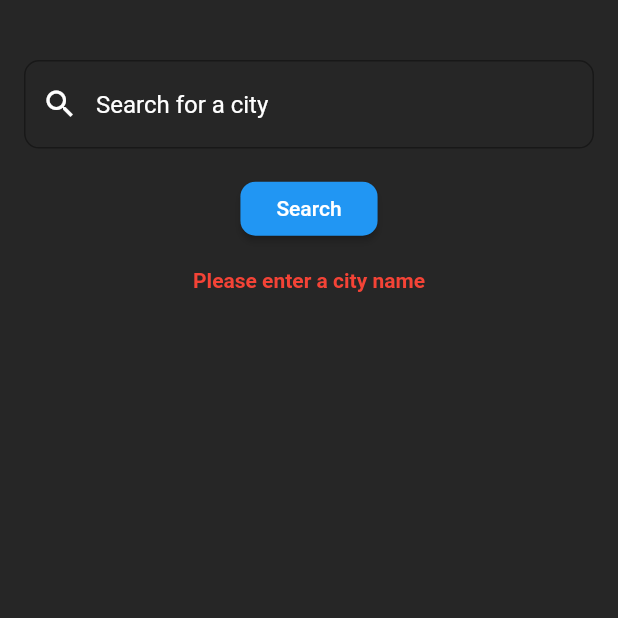
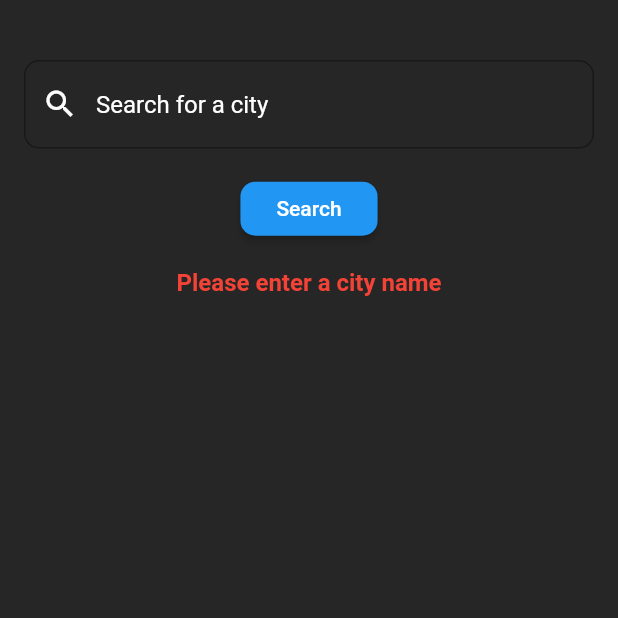
Before and after one commit to riVFerd/weather-app, a Flutter app: the screen it shows after launch, on a phone screen of 412 x 824 dp, the top half of it. Run offline on Flutter 3.47's test engine with Material 2 defaults, Android fonts, the phone set to English and light mode, and no system bars; our stand-ins replace bloc, dio, equatable, flutter_bloc.

Commit message:
improve bloc and error message

```diff
--- a/lib/bloc/weather_bloc.dart
+++ b/lib/bloc/weather_bloc.dart
@@ -1,5 +1,4 @@
 import 'package:bloc/bloc.dart';
-import 'package:dio/dio.dart';
 import 'package:equatable/equatable.dart';
 import 'package:weather_app/data/weather_repository.dart';
 import 'package:weather_app/models/weather.dart';
@@ -12,11 +11,12 @@ class WeatherBloc extends Bloc<WeatherEvent, WeatherState> {
 
   WeatherBloc({required this.weatherRepository}) : super(WeatherInitial()) {
     on<FetchWeather>((event, emit) async {
+      emit(WeatherLoading());
       try {
         final weather = await weatherRepository.getWeather(event.cityName);
         emit(WeatherLoaded(weather));
-      } catch (e) {
-        emit(WeatherError(message: e.toString()));
+      } on FormatException catch (e) {
+        emit(WeatherError(message: e.message, imageUrl: e.source));
       }
     });
   }
--- a/lib/bloc/weather_event.dart
+++ b/lib/bloc/weather_event.dart
@@ -9,9 +9,8 @@ abstract class WeatherEvent extends Equatable {
 
 class FetchWeather extends WeatherEvent {
   final String cityName;
-  final int? days;
 
-  const FetchWeather(this.cityName, {this.days});
+  const FetchWeather(this.cityName);
 
   @override
   List<Object> get props => [cityName];
--- a/lib/bloc/weather_state.dart
+++ b/lib/bloc/weather_state.dart
@@ -8,6 +8,8 @@ abstract class WeatherState extends Equatable {
 }
 
 class WeatherInitial extends WeatherState {}
+
+class WeatherLoading extends WeatherState {}
 
 class WeatherLoaded extends WeatherState {
   final Weather weather;
@@ -20,8 +22,9 @@ class WeatherLoaded extends WeatherState {
 
 class WeatherError extends WeatherState {
   final String message;
+  final String? imageUrl;
 
-  const WeatherError({required this.message});
+  const WeatherError({required this.message, this.imageUrl});
 
   @override
   List<Object> get props => [message];
--- a/lib/components/error_text.dart
+++ b/lib/components/error_text.dart
@@ -2,19 +2,33 @@ import 'package:flutter/material.dart';
 
 class ErrorText extends StatelessWidget {
   final String textContent;
+  final String? imageUrl;
 
   const ErrorText({
-    super.key, required this.textContent,
+    super.key,
+    required this.textContent,
+    this.imageUrl,
   });
 
   @override
   Widget build(BuildContext context) {
-    return Text(
-      textContent,
-      style: const TextStyle(
-        color: Colors.red,
-        fontWeight: FontWeight.bold,
-      ),
+    return Column(
+      children: [
+        if (imageUrl != null)
+          Padding(
+            padding: const EdgeInsets.all(32.0),
+            child: Image.asset(imageUrl!, scale: 2.5),
+          ),
+        Text(
+          textContent,
+          style: const TextStyle(
+            color: Colors.red,
+            fontSize: 16,
+            fontWeight: FontWeight.bold,
+          ),
+          textAlign: TextAlign.center,
+        ),
+      ],
     );
   }
 }
--- a/lib/pages/home_page.dart
+++ b/lib/pages/home_page.dart
@@ -5,7 +5,6 @@ import 'package:weather_app/bloc/weather_bloc.dart';
 import 'package:weather_app/components/input_field.dart';
 import 'package:weather_app/components/weather_forecast_box.dart';
 import 'package:weather_app/models/weather.dart';
-import 'package:weather_app/models/weather_forecast.dart';
 
 import '../components/error_text.dart';
 
@@ -47,11 +46,25 @@ class _HomePageState extends State<HomePage> {
                   builder: (context, state) {
                     if (state is WeatherInitial) {
                       return const ErrorText(
-                          textContent: 'Please enter a city name');
+                        textContent: 'Please enter a city name',
+                      );
+                    } else if (state is WeatherLoading) {
+                      return const Center(
+                        child: CircularProgressIndicator(),
+                      );
                     } else if (state is WeatherLoaded) {
                       return MainContent(weather: state.weather);
+                    } else if (state is WeatherError) {
+                      return ErrorText(
+                        textContent: state.message,
+                        imageUrl: state.imageUrl,
+                      );
+                    } else {
+                      return const ErrorText(
+                        textContent: 'Something went wrong',
+                        imageUrl: 'lib/assets/error.png',
+                      );
                     }
-                    return const Text('Error');
                   },
                 ),
               )
--- a/pubspec.yaml
+++ b/pubspec.yaml
@@ -67,6 +67,8 @@ flutter:
   # assets:
   #   - images/a_dot_burr.jpeg
   #   - images/a_dot_ham.jpeg
+  assets:
+    - lib/assets/
 
   # An image asset can refer to one or more resolution-specific "variants", see
   # https://flutter.dev/assets-and-images/#resolution-aware
```
Also changed, not shown: lib/components/input_field.dart (+14 -11 lines), lib/data/weather_repository.dart (+14 -6 lines), lib/main.dart (+10 -8 lines), lib/assets/error.png (added), lib/assets/network_error.png (added), lib/assets/notfound.png (added).
